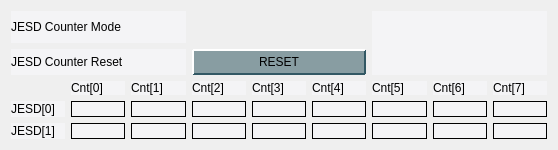
This is jesd.ui in cristinasewell/ATCA_PyDM_Screens as Qt 5 draws it before an edit. The edited form follows.
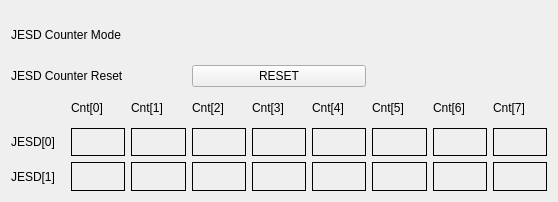
This is the edited form. Custom widgets are drawn as their Qt base class.

Commit message: Remove local stylesheet from jesd display

```diff
--- a/jesd.ui
+++ b/jesd.ui
@@ -7,168 +7,12 @@
     <x>0</x>
     <y>0</y>
     <width>558</width>
-    <height>150</height>
+    <height>202</height>
    </rect>
   </property>
   <property name="windowTitle">
    <string>JESD - ${DEVICE}</string>
   </property>
-  <property name="styleSheet">
-   <string notr="true">/* Background color of popup-list.*/ 
-QComboBox QListView{
-    background-color:white;
-    border:1px solid gray;
-}
-/* Needed to complete the rule set. */
-QComboBox::item:alternate {
-    background: white;
-}
-/* Color of the selected list item. */
-QComboBox::item:selected {
-    border: 1px solid transparent;
-    background:yellow;
-}
-/* Indicator will shine through the label text if you don't make it hidden. */
-QComboBox::indicator{
-    background-color:transparent;
-    selection-background-color:transparent;
-    color:transparent;
-    selection-color:transparent;
-}
-
-QFrame{
-  background-color: rgb(244,244,246)
-}
-
-QPushButton {
-    background-color: rgb(136,157,162);
-    border-color: rgb(212,228,233) rgb(50,88,100) rgb(50,88,100) rgb(212,228,233);
-    border-style: outset;
-    border-radius: 1px;
-    border-width: 2px; 
-    padding: 4px;
-}
-QPushButton:hover {
-   background-color: rgb(106,127,132);
-}
-QPushButton:pressed {
-    background-color: rgb(208,229,232);
-    border-style: inset;
-    border-width: 2px;
-	border-color: rgb(50,88,100) rgb(212,228,233) rgb(212,228,233) rgb(50,88,100);
-}
-QPushButton:checked{
-    background-color: rgb(208,229,232);
-    border-style: inset;
-    border-width: 2px;
-	border-color:  rgb(112,134,142) rgb(229,233,235) rgb(239,233,235) rgb(112,134,142);
-}
-QLineEdit {
-  background-color: rgb(218,223,230);
-  border-color: rgb(66,77,96);
-  border-style: inset;
-  border-width: 2px 1px 1px 2px;
-}
-QLineEdit:hover {
- background-color: rgb(198,203,210)
-}
-PyDMLabel {
-  background-color: rgb(189,197,205);
-}
-
- QTabWidget::pane {
-    border: 1px solid black;
-    background: white;
-}
-
-QTabWidget::tab-bar:top {
-    top: 1px;
-}
-
-QTabWidget::tab-bar:bottom {
-    bottom: 1px;
-}
-
-QTabWidget::tab-bar:left {
-    right: 1px;
-}
-
-QTabWidget::tab-bar:right {
-    left: 1px;
-}
-
-QTabBar::tab {
-    border: 1px solid black;
-}
-
-QTabBar::tab:selected {
-    background: rgb(220,229,236);
-}
-
-QTabBar::tab:!selected {
-    background: rgb(132,165,190);
-}
-
-QTabBar::tab:!selected:hover {
-    background: rgb(120,153,178);
-}
-
-QTabBar::tab:top:!selected {
-    margin-top: 3px;
-}
-
-QTabBar::tab:bottom:!selected {
-    margin-bottom: 3px;
-}
-
-QTabBar::tab:top, QTabBar::tab:bottom {
-    min-width: 6ex;
-    margin-right: -1px;
-    padding: 4px 8px 4px 8px;
-	border-radius: 2px;
-}
-
-QTabBar::tab:top:selected {
-    border-bottom-color: none;
-}
-
-QTabBar::tab:bottom:selected {
-    border-top-color: none;
-}
-
-QTabBar::tab:top:last, QTabBar::tab:bottom:last,
-QTabBar::tab:top:only-one, QTabBar::tab:bottom:only-one {
-    margin-right: 0;
-}
-
-QTabBar::tab:left:!selected {
-    margin-right: 3px;
-}
-
-QTabBar::tab:right:!selected {
-    margin-left: 3px;
-}
-
-QTabBar::tab:left, QTabBar::tab:right {
-    min-height: 6ex;
-    margin-bottom: -1px;
-    padding: 8px 5px 8px 5px;
-	border-radius: 2px;
-}
-
-QTabBar::tab:left:selected {
-    border-left-color: none;
-}
-
-QTabBar::tab:right:selected {
-    border-right-color: none;
-}
-
-QTabBar::tab:left:last, QTabBar::tab:right:last,
-QTabBar::tab:left:only-one, QTabBar::tab:right:only-one {
-    margin-bottom: 0;
-}</string>
-  </property>
   <layout class="QVBoxLayout" name="verticalLayout">
    <item>
     <layout class="QGridLayout" name="gridLayout">
```
